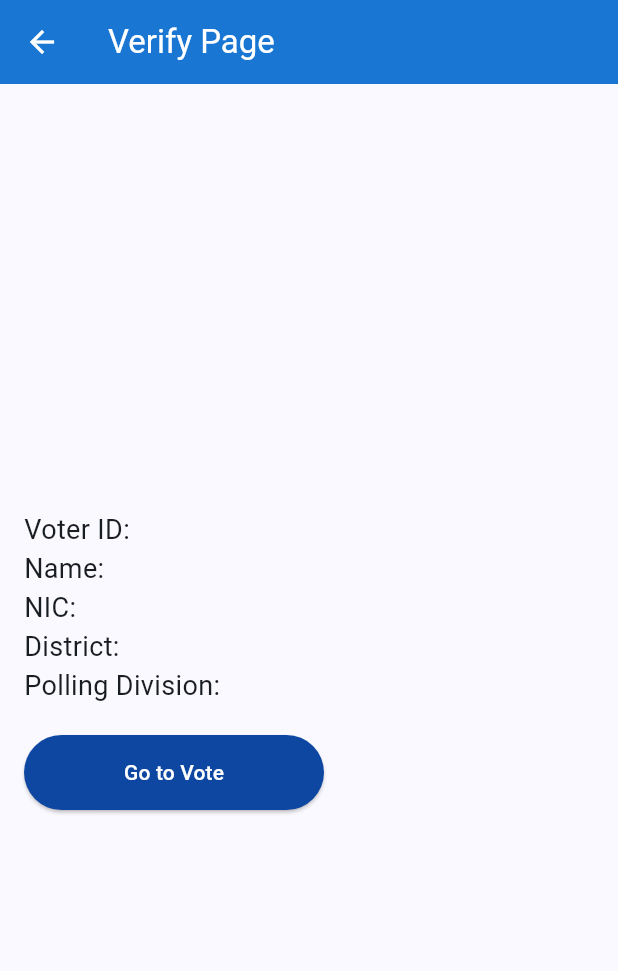
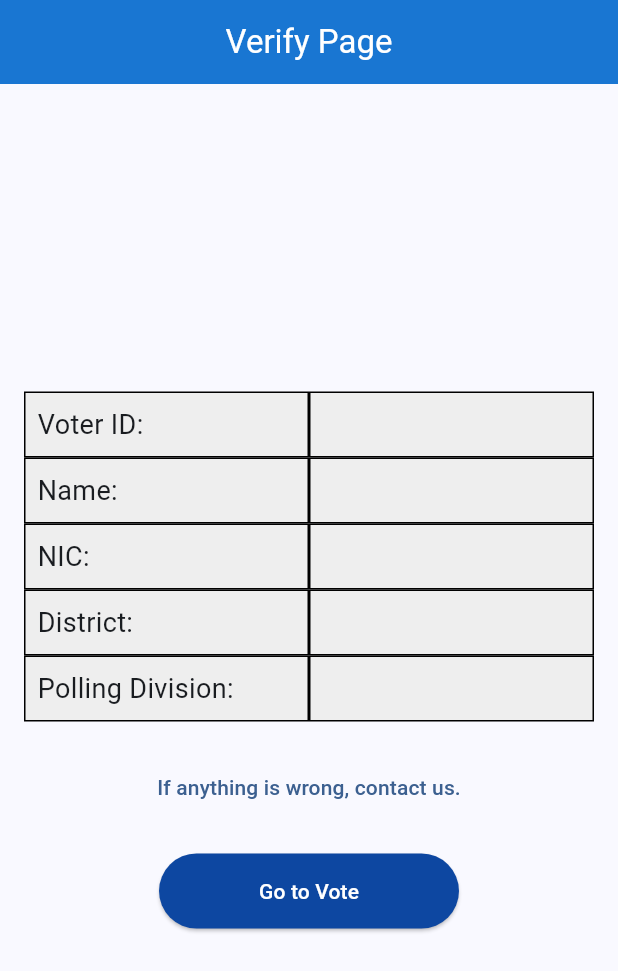
Before and after one commit to lakshannaveen/evotemobile, a Flutter app: the VerifyPage screen opened directly with empty values, on a phone screen of 412 x 824 dp. Shown: the top 971 px of the screen. Run offline on Flutter 3.47's test engine with Material 3 defaults, Android fonts, the phone set to English and light mode, and no system bars; our stand-ins replace cloud_firestore, file_picker, firebase_core; missing offline and left inert: bcrypt, dart_jsonwebtoken; accounts and stored records are empty.

Commit message:
verify page add deisgned

```diff
--- a/lib/pages/verify_page.dart
+++ b/lib/pages/verify_page.dart
@@ -9,22 +9,148 @@ class VerifyPage extends StatelessWidget {
         ModalRoute.of(context)!.settings.arguments as Map<String, dynamic>;
 
     return Scaffold(
-      appBar: AppBar(title: const Text('Verify Page')),
+      appBar: AppBar(
+        title: const Center(child: Text('Verify Page')), // Centered title
+        automaticallyImplyLeading: false, // Removes the back icon
+      ),
       body: Padding(
         padding: const EdgeInsets.all(16.0),
+        child: Center(
           child: Column(
             mainAxisAlignment: MainAxisAlignment.center,
-          crossAxisAlignment: CrossAxisAlignment.start,
+            crossAxisAlignment: CrossAxisAlignment.center,
             children: [
-            Text('Voter ID: ${user['voterId']}',
+              // Centering the user info in a table format
+              Table(
+                columnWidths: const {
+                  0: FlexColumnWidth(1),
+                  1: FlexColumnWidth(1),
+                },
+                children: [
+                  TableRow(
+                    children: [
+                      Container(
+                        padding: const EdgeInsets.all(8.0),
+                        decoration: BoxDecoration(
+                          color: Colors.grey[200],
+                          border: Border.all(color: Colors.black),
+                        ),
+                        child: const Text('Voter ID:',
+                            style: TextStyle(fontSize: 18)),
+                      ),
+                      Container(
+                        padding: const EdgeInsets.all(8.0),
+                        decoration: BoxDecoration(
+                          color: Colors.grey[200],
+                          border: Border.all(color: Colors.black),
+                        ),
+                        child: Text(user['voterId'],
                             style: const TextStyle(fontSize: 18)),
-            Text('Name: ${user['name']}', style: const TextStyle(fontSize: 18)),
-            Text('NIC: ${user['nic']}', style: const TextStyle(fontSize: 18)),
-            Text('District: ${user['district']}',
+                      ),
+                    ],
+                  ),
+                  TableRow(
+                    children: [
+                      Container(
+                        padding: const EdgeInsets.all(8.0),
+                        decoration: BoxDecoration(
+                          color: Colors.grey[200],
+                          border: Border.all(color: Colors.black),
+                        ),
+                        child:
+                            const Text('Name:', style: TextStyle(fontSize: 18)),
+                      ),
+                      Container(
+                        padding: const EdgeInsets.all(8.0),
+                        decoration: BoxDecoration(
+                          color: Colors.grey[200],
+                          border: Border.all(color: Colors.black),
+                        ),
+                        child: Text(user['name'],
                             style: const TextStyle(fontSize: 18)),
-            Text('Polling Division: ${user['pollingDivision']}',
+                      ),
+                    ],
+                  ),
+                  TableRow(
+                    children: [
+                      Container(
+                        padding: const EdgeInsets.all(8.0),
+                        decoration: BoxDecoration(
+                          color: Colors.grey[200],
+                          border: Border.all(color: Colors.black),
+                        ),
+                        child:
+                            const Text('NIC:', style: TextStyle(fontSize: 18)),
+                      ),
+                      Container(
+                        padding: const EdgeInsets.all(8.0),
+                        decoration: BoxDecoration(
+                          color: Colors.grey[200],
+                          border: Border.all(color: Colors.black),
+                        ),
+                        child: Text(user['nic'],
                             style: const TextStyle(fontSize: 18)),
+                      ),
+                    ],
+                  ),
+                  TableRow(
+                    children: [
+                      Container(
+                        padding: const EdgeInsets.all(8.0),
+                        decoration: BoxDecoration(
+                          color: Colors.grey[200],
+                          border: Border.all(color: Colors.black),
+                        ),
+                        child: const Text('District:',
+                            style: TextStyle(fontSize: 18)),
+                      ),
+                      Container(
+                        padding: const EdgeInsets.all(8.0),
+                        decoration: BoxDecoration(
+                          color: Colors.grey[200],
+                          border: Border.all(color: Colors.black),
+                        ),
+                        child: Text(user['district'],
+                            style: const TextStyle(fontSize: 18)),
+                      ),
+                    ],
+                  ),
+                  TableRow(
+                    children: [
+                      Container(
+                        padding: const EdgeInsets.all(8.0),
+                        decoration: BoxDecoration(
+                          color: Colors.grey[200],
+                          border: Border.all(color: Colors.black),
+                        ),
+                        child: const Text('Polling Division:',
+                            style: TextStyle(fontSize: 18)),
+                      ),
+                      Container(
+                        padding: const EdgeInsets.all(8.0),
+                        decoration: BoxDecoration(
+                          color: Colors.grey[200],
+                          border: Border.all(color: Colors.black),
+                        ),
+                        child: Text(user['pollingDivision'],
+                            style: const TextStyle(fontSize: 18)),
+                      ),
+                    ],
+                  ),
+                ],
+              ),
               const SizedBox(height: 20),
+
+              // Link to Contact Us
+              TextButton(
+                onPressed: () {
+                  Navigator.pushNamed(context, '/contactus');
+                },
+                child: const Text('If anything is wrong, contact us.'),
+              ),
+              const SizedBox(height: 20),
+
+              // Button to go to Vote
               ElevatedButton(
                 onPressed: () {
                   Navigator.pushNamed(context, '/cast');
@@ -34,6 +160,7 @@ class VerifyPage extends StatelessWidget {
             ],
           ),
         ),
+      ),
     );
   }
 }
```
Lines whose indentation alone changed are shown as unchanged.
